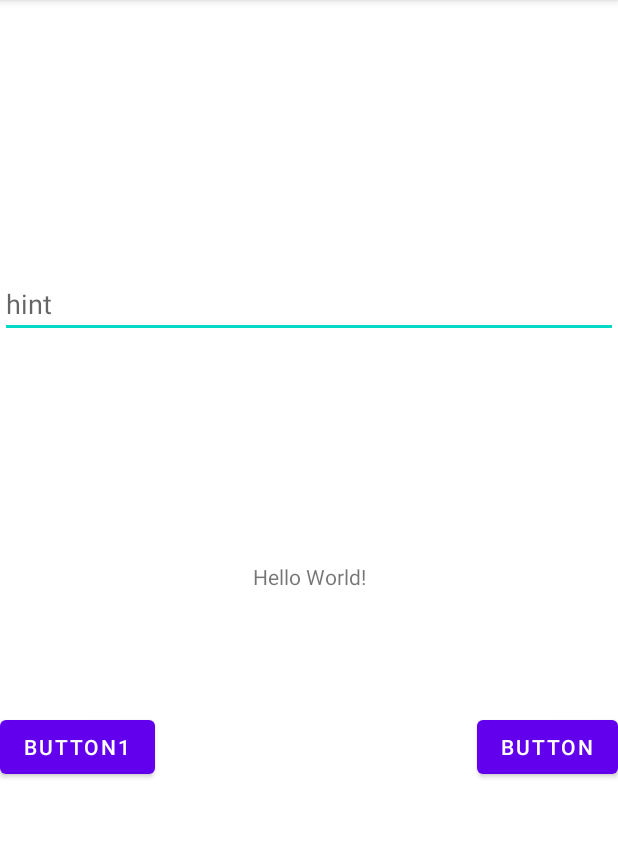
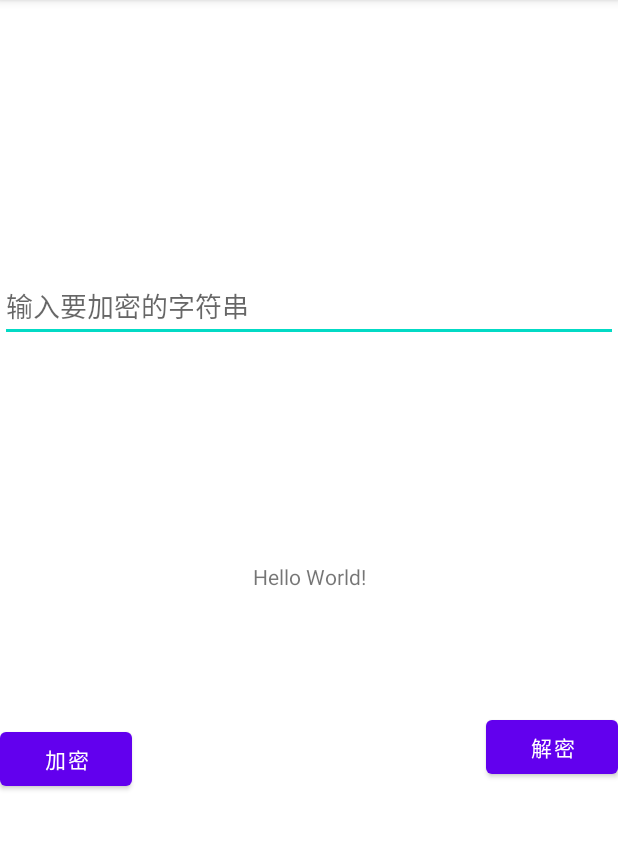
Before and after one commit to hackercxj/NativeBegin, an Android app: the screen it shows after launch (MainActivity), on a phone screen of 412 x 824 dp, the part 84-934 px from its top. Run offline under Robolectric (Android 15) with nearby library versions, the phone set to English and light mode, and no system bars; 2 statements that could not run were skipped.

Commit message:
AES加解密

```diff
--- a/app/build.gradle
+++ b/app/build.gradle
@@ -3,13 +3,13 @@ plugins {
 }
 
 android {
-    compileSdkVersion 31
+    compileSdkVersion 32
     buildToolsVersion "30.0.3"
 
     defaultConfig {
         applicationId "com.dev.nativebegin"
         minSdkVersion 16
-        targetSdkVersion 30
+        targetSdkVersion 32
         versionCode 1
         versionName "1.0"
 
--- a/app/src/main/AndroidManifest.xml
+++ b/app/src/main/AndroidManifest.xml
@@ -9,7 +9,8 @@
         android:roundIcon="@mipmap/ic_launcher_round"
         android:supportsRtl="true"
         android:theme="@style/Theme.NativeBegin">
-        <activity android:name=".MainActivity">
+        <activity android:name=".MainActivity"
+            android:exported="true">
             <intent-filter>
                 <action android:name="android.intent.action.MAIN" />
 
--- a/app/src/main/res/layout/activity_main.xml
+++ b/app/src/main/res/layout/activity_main.xml
@@ -20,24 +20,18 @@
         android:id="@+id/button"
         android:layout_width="wrap_content"
         android:layout_height="wrap_content"
-        android:layout_marginTop="80dp"
-        android:text="@string/button1"
+        android:layout_marginTop="88dp"
+        android:text="@string/encrypt"
         app:layout_constraintTop_toBottomOf="@+id/sample_text"
-        tools:layout_editor_absoluteX="65dp" />
-
-    <com.google.android.material.textfield.TextInputLayout
-        android:layout_width="409dp"
-        android:layout_height="wrap_content"
-        tools:layout_editor_absoluteX="1dp"
-        tools:layout_editor_absoluteY="279dp">
-
-    </com.google.android.material.textfield.TextInputLayout>
+        tools:ignore="MissingConstraints"
+        tools:layout_editor_absoluteX="0dp" />
 
     <com.google.android.material.textfield.TextInputEditText
+        android:id="@+id/text"
         android:layout_width="match_parent"
         android:layout_height="wrap_content"
         android:layout_marginTop="180dp"
-        android:hint="hint"
+        android:hint="@string/hint"
         app:layout_constraintTop_toTopOf="parent"
         tools:layout_editor_absoluteX="1dp" />
 
@@ -46,7 +40,7 @@
         android:layout_width="wrap_content"
         android:layout_height="wrap_content"
         android:layout_marginTop="80dp"
-        android:text="Button"
+        android:text="@string/decrypt"
         app:layout_constraintEnd_toEndOf="parent"
         app:layout_constraintTop_toBottomOf="@+id/sample_text" />
 
--- a/app/src/main/res/values/strings.xml
+++ b/app/src/main/res/values/strings.xml
@@ -1,4 +1,6 @@
 <resources>
     <string name="app_name">nativeBegin</string>
-    <string name="button1">Button1</string>
+    <string name="encrypt">加密</string>
+    <string name="hint">输入要加密的字符串</string>
+    <string name="decrypt">解密</string>
 </resources>
--- a/build.gradle
+++ b/build.gradle
@@ -1,11 +1,14 @@
 // Top-level build file where you can add configuration options common to all sub-projects/modules.
 buildscript {
+    ext {
+        agp_version = '7.1.3'
+    }
     repositories {
         google()
         mavenCentral()
     }
     dependencies {
-        classpath "com.android.tools.build:gradle:4.2.1"
+        classpath "com.android.tools.build:gradle:$agp_version"
 
         // NOTE: Do not place your application dependencies here; they belong
         // in the individual module build.gradle files
```
Also changed, not shown: app/src/main/java/com/dev/nativebegin/MainActivity.java (+8 -3 lines), gradle/wrapper/gradle-wrapper.properties.
